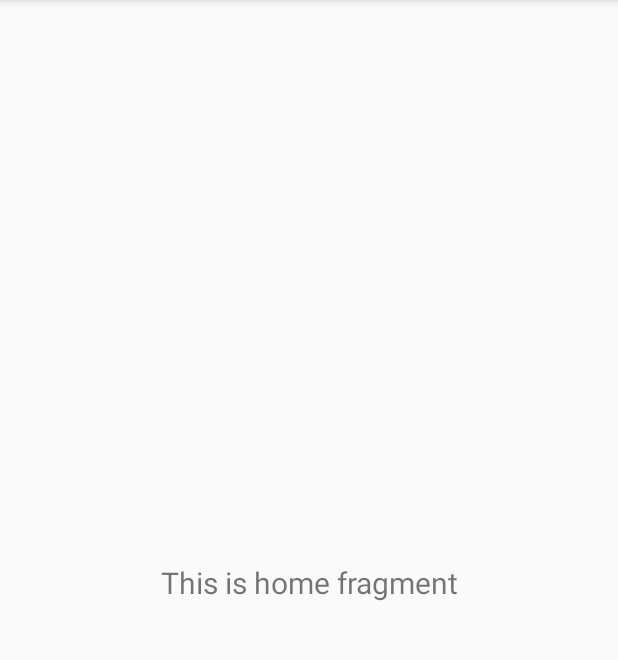
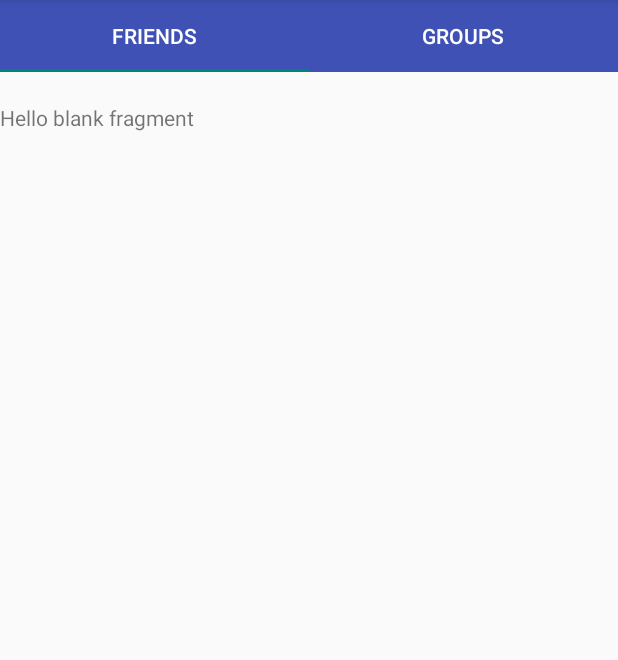
Before and after one commit to SreejithThrivikraman/Splitter, an Android app: the fragment HomeFragment shown on its own in the app's theme, on a phone screen of 412 x 824 dp, the part 84-744 px from its top. Run offline under Robolectric (Android 15) with nearby library versions, the phone set to English and light mode, and no system bars.

Commit message:
"Completed TabLayout in Home Fragment"

```diff
--- a/app/build.gradle
+++ b/app/build.gradle
@@ -26,6 +26,7 @@ android {
 
 dependencies {
 
+    implementation 'androidx.viewpager:viewpager:1.0.0'
     def life_versions = "1.1.1"
     implementation fileTree(dir: 'libs', include: ['*.jar'])
     implementation 'com.android.support:appcompat-v7:28.0.0'
--- a/app/src/main/AndroidManifest.xml
+++ b/app/src/main/AndroidManifest.xml
@@ -11,7 +11,7 @@
         android:supportsRtl="true"
         android:theme="@style/AppTheme">
         <activity
-            android:name=".views.UserHome"
+            android:name=".views.NavigationHeader"
             android:label="@string/title_activity_user_home"
             android:theme="@style/AppTheme.NoActionBar">
 <!--            <intent-filter>-->
--- /dev/null
+++ b/app/src/main/java/com/thrivikraman/sreejith/dev/splitter/adapters/HomeViewPagerAdapter.java
@@ -0,0 +1,35 @@
+package com.thrivikraman.sreejith.dev.splitter.adapters;
+
+
+import com.thrivikraman.sreejith.dev.splitter.views.ui.friends.FriendsFragment;
+import com.thrivikraman.sreejith.dev.splitter.views.ui.groups.groupsFragment;
+
+import androidx.annotation.NonNull;
+import androidx.fragment.app.Fragment;
+import androidx.fragment.app.FragmentActivity;
+import androidx.viewpager2.adapter.FragmentStateAdapter;
+
+public class HomeViewPagerAdapter extends FragmentStateAdapter {
+
+    private int numOfPages;
+
+    public HomeViewPagerAdapter(@NonNull FragmentActivity fragmentActivity, int numOfPages) {
+        super(fragmentActivity);
+        this.numOfPages = numOfPages;
+    }
+
+    @NonNull
+    @Override
+    public Fragment createFragment(int position) {
+        switch (position) {
+            case 0 : return new FriendsFragment();
+            case 1 : return new groupsFragment();
+            default: return null;
+        }
+    }
+
+    @Override
+    public int getItemCount() {
+        return numOfPages;
+    }
+}
--- a/app/src/main/java/com/thrivikraman/sreejith/dev/splitter/viewModels/UserHomeViewModel.java
+++ b/app/src/main/java/com/thrivikraman/sreejith/dev/splitter/viewModels/NavigationHeaderViewModel.java
@@ -12,7 +12,7 @@ import androidx.annotation.NonNull;
 import androidx.lifecycle.MutableLiveData;
 import androidx.lifecycle.ViewModel;
 
-public class UserHomeViewModel extends ViewModel {
+public class NavigationHeaderViewModel extends ViewModel {
 
     public MutableLiveData<String> FullName = new MutableLiveData<>();
     public MutableLiveData<String> emailAddress = new MutableLiveData<>();
--- a/app/src/main/java/com/thrivikraman/sreejith/dev/splitter/views/Login.java
+++ b/app/src/main/java/com/thrivikraman/sreejith/dev/splitter/views/Login.java
@@ -5,11 +5,9 @@ import android.os.Build;
 import android.os.Bundle;
 import android.text.Html;
 import android.text.TextUtils;
-import android.view.View;
 import android.widget.TextView;
 import android.widget.Toast;
 
-import com.thrivikraman.sreejith.dev.splitter.GlobalApplication;
 import com.thrivikraman.sreejith.dev.splitter.R;
 import com.thrivikraman.sreejith.dev.splitter.databinding.ActivityLoginBinding;
 import com.thrivikraman.sreejith.dev.splitter.models.Status;
@@ -83,7 +81,7 @@ public class Login extends AppCompatActivity {
             public void onChanged(Status Status) {
                 if (Status.isFlag()) {
                     Toast.makeText(getApplicationContext(), "Login in Success !", Toast.LENGTH_LONG).show();
-                    Intent IntentHome = new Intent(getApplicationContext(),UserHome.class);
+                    Intent IntentHome = new Intent(getApplicationContext(), NavigationHeader.class);
                     startActivity(IntentHome);
                 } else {
                     AlertDialog alertDialog = new AlertDialog.Builder(Login.this).create();
--- a/app/src/main/java/com/thrivikraman/sreejith/dev/splitter/views/SignupActivity.java
+++ b/app/src/main/java/com/thrivikraman/sreejith/dev/splitter/views/SignupActivity.java
@@ -75,7 +75,7 @@ public class SignupActivity extends AppCompatActivity {
             public void onChanged(Status Status) {
                 if (Status.isFlag() == true) {
                     Toast.makeText(getApplicationContext(), "Sign Up Success !", Toast.LENGTH_LONG).show();
-                    Intent IntentHome = new Intent(getApplicationContext(),UserHome.class);
+                    Intent IntentHome = new Intent(getApplicationContext(), NavigationHeader.class);
                     startActivity(IntentHome);
                 } else {
                     AlertDialog alertDialog = new AlertDialog.Builder(SignupActivity.this).create();
--- /dev/null
+++ b/app/src/main/java/com/thrivikraman/sreejith/dev/splitter/views/ui/friends/FriendsFragment.java
@@ -0,0 +1,66 @@
+package com.thrivikraman.sreejith.dev.splitter.views.ui.friends;
+
+import android.os.Bundle;
+
+import androidx.fragment.app.Fragment;
+
+import android.view.LayoutInflater;
+import android.view.View;
+import android.view.ViewGroup;
+
+import com.thrivikraman.sreejith.dev.splitter.R;
+
+/**
+ * A simple {@link Fragment} subclass.
+ * Use the {@link FriendsFragment#newInstance} factory method to
+ * create an instance of this fragment.
+ */
+public class FriendsFragment extends Fragment {
+
+    // TODO: Rename parameter arguments, choose names that match
+    // the fragment initialization parameters, e.g. ARG_ITEM_NUMBER
+    private static final String ARG_PARAM1 = "param1";
+    private static final String ARG_PARAM2 = "param2";
+
+    // TODO: Rename and change types of parameters
+    private String mParam1;
+    private String mParam2;
+
+    public FriendsFragment() {
+        // Required empty public constructor
+    }
+
+    /**
+     * Use this factory method to create a new instance of
+     * this fragment using the provided parameters.
+     *
+     * @param param1 Parameter 1.
+     * @param param2 Parameter 2.
+     * @return A new instance of fragment FriendsFragment.
+     */
+    // TODO: Rename and change types and number of parameters
+    public static FriendsFragment newInstance(String param1, String param2) {
+        FriendsFragment fragment = new FriendsFragment();
+        Bundle args = new Bundle();
+        args.putString(ARG_PARAM1, param1);
+        args.putString(ARG_PARAM2, param2);
+        fragment.setArguments(args);
+        return fragment;
+    }
+
+    @Override
+    public void onCreate(Bundle savedInstanceState) {
+        super.onCreate(savedInstanceState);
+        if (getArguments() != null) {
+            mParam1 = getArguments().getString(ARG_PARAM1);
+            mParam2 = getArguments().getString(ARG_PARAM2);
+        }
+    }
+
+    @Override
+    public View onCreateView(LayoutInflater inflater, ViewGroup container,
+                             Bundle savedInstanceState) {
+        // Inflate the layout for this fragment
+        return inflater.inflate(R.layout.fragment_friends, container, false);
+    }
+}
--- a/app/src/main/java/com/thrivikraman/sreejith/dev/splitter/views/ui/home/HomeFragment.java
+++ b/app/src/main/java/com/thrivikraman/sreejith/dev/splitter/views/ui/home/HomeFragment.java
@@ -4,34 +4,58 @@ import android.os.Bundle;
 import android.view.LayoutInflater;
 import android.view.View;
 import android.view.ViewGroup;
-import android.widget.TextView;
 
+import com.google.android.material.tabs.TabItem;
+import com.google.android.material.tabs.TabLayout;
+import com.google.android.material.tabs.TabLayoutMediator;
 import com.thrivikraman.sreejith.dev.splitter.R;
+import com.thrivikraman.sreejith.dev.splitter.adapters.HomeViewPagerAdapter;
 
 import androidx.annotation.NonNull;
 import androidx.annotation.Nullable;
 import androidx.fragment.app.Fragment;
-import androidx.lifecycle.Observer;
 import androidx.lifecycle.ViewModelProviders;
-
+import androidx.viewpager2.widget.ViewPager2;
 
 
 public class HomeFragment extends Fragment {
 
     private HomeViewModel homeViewModel;
+    private ViewPager2 vp2;
+    private TabLayout tab;
+    private TabItem friends,groups;
+
 
     public View onCreateView(@NonNull LayoutInflater inflater,
                              ViewGroup container, Bundle savedInstanceState) {
         homeViewModel =
                 ViewModelProviders.of(this).get(HomeViewModel.class);
         View root = inflater.inflate(R.layout.fragment_home, container, false);
-        final TextView textView = root.findViewById(R.id.text_home);
-        homeViewModel.getText().observe(getViewLifecycleOwner(), new Observer<String>() {
-            @Override
-            public void onChanged(@Nullable String s) {
-                textView.setText(s);
-            }
-        });
+
+        vp2 = root.findViewById(R.id.homeViewPager);
+        tab = root.findViewById(R.id.tabLayout);
+
         return root;
     }
+
+
+    @Override
+    public void onActivityCreated(@Nullable Bundle savedInstanceState) {
+        super.onActivityCreated(savedInstanceState);
+
+        vp2.setAdapter(new HomeViewPagerAdapter(getActivity(),tab.getTabCount()));
+        new TabLayoutMediator(tab, vp2,
+                new TabLayoutMediator.TabConfigurationStrategy() {
+                    @Override
+                    public void onConfigureTab(@NonNull TabLayout.Tab tab, int position) {
+                        switch (position) {
+                            case 0 : tab.setText("Friends"); break;
+                            case 1 : tab.setText("Groups"); break;
+                            default: tab.setText("No Name");
+                        }
+                    }
+                }
+        ).attach();
+
+    }
 }
--- a/app/src/main/res/layout/app_bar_user_home.xml
+++ b/app/src/main/res/layout/app_bar_user_home.xml
@@ -4,7 +4,7 @@
     xmlns:tools="http://schemas.android.com/tools"
     android:layout_width="match_parent"
     android:layout_height="match_parent"
-    tools:context=".views.UserHome">
+    tools:context=".views.NavigationHeader">
 
     <com.google.android.material.appbar.AppBarLayout
         android:layout_width="match_parent"
--- /dev/null
+++ b/app/src/main/res/layout/fragment_friends.xml
@@ -0,0 +1,14 @@
+<?xml version="1.0" encoding="utf-8"?>
+<FrameLayout xmlns:android="http://schemas.android.com/apk/res/android"
+    xmlns:tools="http://schemas.android.com/tools"
+    android:layout_width="match_parent"
+    android:layout_height="match_parent"
+    tools:context=".views.ui.friends.FriendsFragment">
+
+    <!-- TODO: Update blank fragment layout -->
+    <TextView
+        android:layout_width="match_parent"
+        android:layout_height="match_parent"
+        android:text="@string/hello_blank_fragment" />
+
+</FrameLayout>
--- a/app/src/main/res/layout/fragment_home.xml
+++ b/app/src/main/res/layout/fragment_home.xml
@@ -1,22 +1,48 @@
 <?xml version="1.0" encoding="utf-8"?>
-<androidx.constraintlayout.widget.ConstraintLayout xmlns:android="http://schemas.android.com/apk/res/android"
+<androidx.constraintlayout.widget.ConstraintLayout
+    xmlns:android="http://schemas.android.com/apk/res/android"
     xmlns:app="http://schemas.android.com/apk/res-auto"
     xmlns:tools="http://schemas.android.com/tools"
     android:layout_width="match_parent"
     android:layout_height="match_parent"
     tools:context=".views.ui.home.HomeFragment">
 
-    <TextView
-        android:id="@+id/text_home"
+    <com.google.android.material.tabs.TabLayout
+        android:id="@+id/tabLayout"
         android:layout_width="match_parent"
+        android:layout_gravity="center_horizontal"
         android:layout_height="wrap_content"
-        android:layout_marginEnd="8dp"
-        android:layout_marginStart="8dp"
-        android:layout_marginTop="8dp"
-        android:textAlignment="center"
-        android:textSize="20sp"
-        app:layout_constraintBottom_toBottomOf="parent"
+        android:background="@color/colorPrimary"
         app:layout_constraintEnd_toEndOf="parent"
         app:layout_constraintStart_toStartOf="parent"
-        app:layout_constraintTop_toTopOf="parent" />
+        app:layout_constraintTop_toTopOf="parent"
+        app:tabTextColor="@color/white"
+        app:tabMaxWidth="0dp"
+        app:tabMode="fixed"
+        app:tabGravity="fill">
+
+        <com.google.android.material.tabs.TabItem
+            android:id="@+id/tabFriends"
+            android:layout_width="match_parent"
+            android:layout_height="wrap_content"
+            android:text="Friends" />
+
+        <com.google.android.material.tabs.TabItem
+            android:id="@+id/tabGroups"
+            android:layout_width="match_parent"
+            android:layout_height="wrap_content"
+            android:text="Groups" />
+
+    </com.google.android.material.tabs.TabLayout>
+
+    <androidx.viewpager2.widget.ViewPager2
+        android:id="@+id/homeViewPager"
+        android:layout_width="match_parent"
+        android:layout_height="681dp"
+        android:layout_marginTop="2dp"
+        app:layout_constraintBottom_toBottomOf="parent"
+        app:layout_constraintStart_toStartOf="parent"
+        app:layout_constraintTop_toBottomOf="@+id/tabLayout"
+        tools:ignore="MissingClass"/>
+
 </androidx.constraintlayout.widget.ConstraintLayout>
```
Also changed, not shown: app/src/main/java/com/thrivikraman/sreejith/dev/splitter/views/NavigationHeader.java (renamed from app/src/main/java/com/thrivikraman/sreejith/dev/splitter/views/UserHome.java, +6 -12 lines), app/src/main/java/com/thrivikraman/sreejith/dev/splitter/views/ui/groups/groupsFragment.java (added, +58 -0 lines), app/src/main/res/layout/fragment_groups.xml (added, +14 -0 lines).
